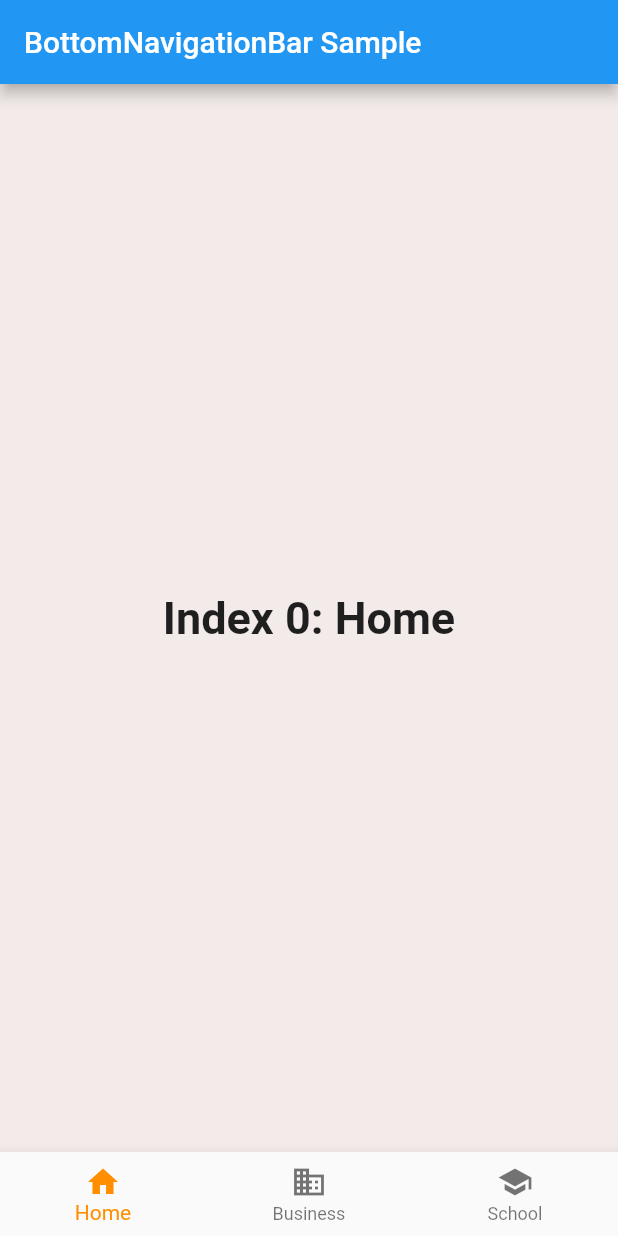
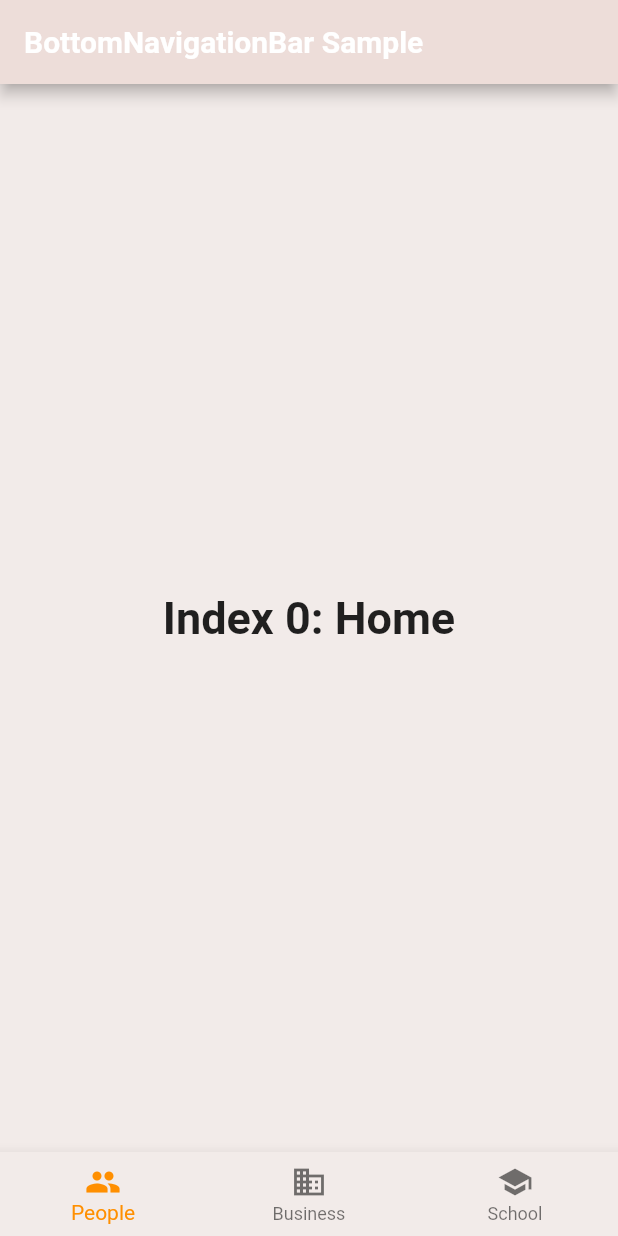
Before and after one commit to ajnabz/athena_hack, a Flutter app: the screen it shows after launch, on a phone screen of 412 x 824 dp. Run offline on Flutter 3.47's test engine with Material 2 defaults, Android fonts, the light colour scheme and no system bars; our stand-ins replace google_fonts; missing offline and left inert: footer.

Commit message:
Abandon ship

```diff
--- a/lib/main.dart
+++ b/lib/main.dart
@@ -75,17 +75,27 @@ class _MyStatefulWidgetState extends State<MyStatefulWidget> {
   @override
   Widget build(BuildContext context) {
     return Scaffold(
+      backgroundColor: const Color(0xffF2EBE9),
       appBar: AppBar(
-        title: const Text('BottomNavigationBar Sample'),
+        title: const Text(
+          'BottomNavigationBar Sample',
+          style: TextStyle(
+            fontWeight: FontWeight.bold
+          ),
+        ),
+        backgroundColor: const Color(0xffEDDDD9),
       ),
       body: Center(
         child: _widgetOptions.elementAt(_selectedIndex),
       ),
+
       bottomNavigationBar: BottomNavigationBar(
-        items: const <BottomNavigationBarItem>[
+        backgroundColor: const Color(0xffF2EBE9),
+        items:
+          const <BottomNavigationBarItem>[
           BottomNavigationBarItem(
-            icon: Icon(Icons.home),
-            label: 'Home',
+            icon: Icon(Icons.people),
+            label: 'People',
           ),
           BottomNavigationBarItem(
             icon: Icon(Icons.business),
--- a/pubspec.yaml
+++ b/pubspec.yaml
@@ -29,10 +29,9 @@ environment:
 dependencies:
   flutter:
     sdk: flutter
-    uses-material-design: true
+    # uses-material-design: true
   google_fonts: ^3.0.1
   footer: ^0.0.4
-
 
   # The following adds the Cupertino Icons font to your application.
   # Use with the CupertinoIcons class for iOS style icons.
```
